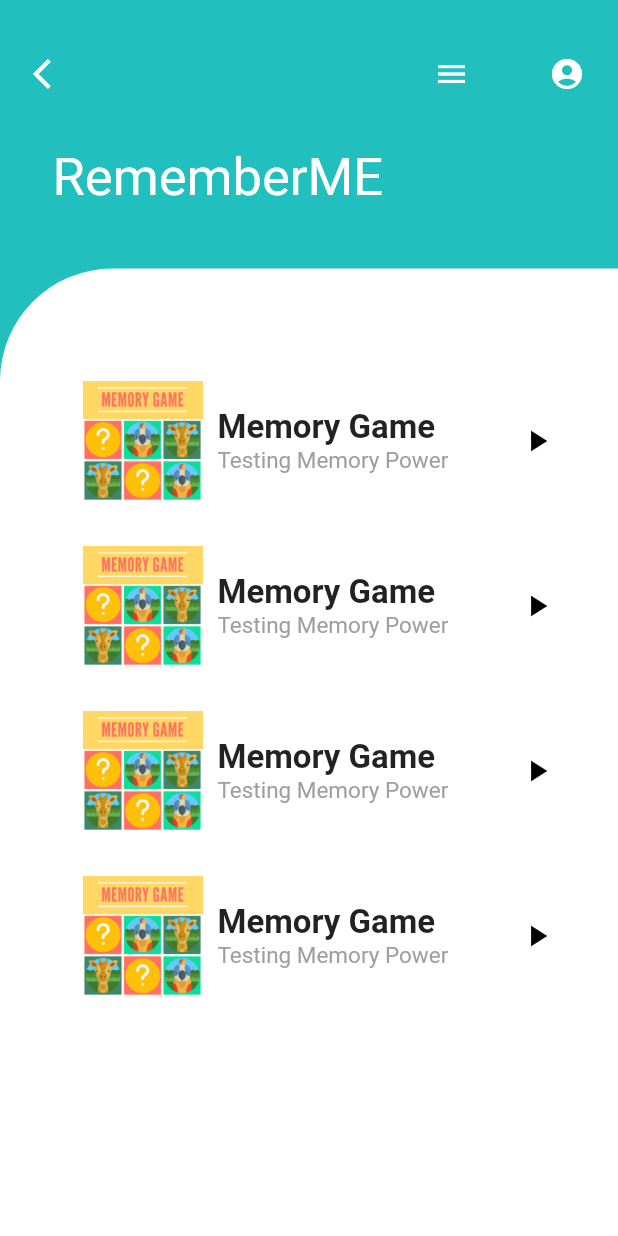
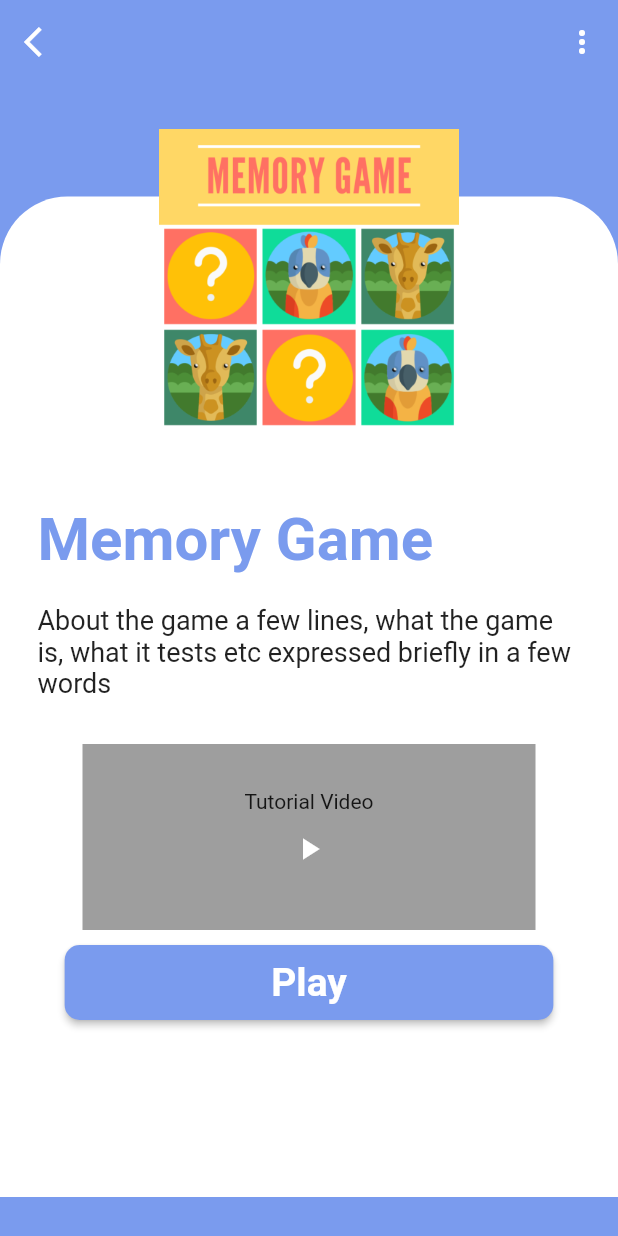
Before and after one commit to sonalsk/RememberME, a Flutter app: the screen it shows after launch, after a tap on "Memory Game", on a phone screen of 412 x 824 dp. Run offline on Flutter 3.47's test engine with Material 2 defaults, Android fonts, the phone set to English and light mode, and no system bars; our stand-ins replace google_fonts; Roboto replaces fonts that are missing (Acme, Signika).

Commit message:
Made game cards and details page

```diff
--- a/alzheimers_game/lib/games/memorygamehome.dart
+++ /dev/null
@@ -1,16 +0,0 @@
-import 'package:flutter/material.dart';
-
-
-class MemoryGameHome extends StatefulWidget {
-  @override
-  _MemoryGameHomeState createState() => _MemoryGameHomeState();
-}
-
-class _MemoryGameHomeState extends State<MemoryGameHome> {
-  @override
-  Widget build(BuildContext context) {
-    return Container(
-
-    );
-  }
-}
--- /dev/null
+++ b/alzheimers_game/lib/screens/home/gamescreen.dart
@@ -0,0 +1,154 @@
+import 'package:alzheimers_game/games/threeObjects.dart';
+import 'package:flutter/material.dart';
+import 'package:alzheimers_game/shared/constants.dart';
+import 'package:google_fonts/google_fonts.dart';
+
+class GameScreen extends StatefulWidget {
+  final heroTag;
+  final gameName;
+  final gameCategory;
+
+  GameScreen({this.heroTag, this.gameName, this.gameCategory});
+
+  @override
+  _GameScreenState createState() => _GameScreenState();
+}
+
+class _GameScreenState extends State<GameScreen> {
+  @override
+  Widget build(BuildContext context) {
+    double screenHeight = MediaQuery.of(context).size.height;
+    double screenWidth = MediaQuery.of(context).size.width;
+    return Scaffold(
+        backgroundColor: primaryBlue,
+        appBar: AppBar(
+          leading: IconButton(
+            onPressed: () {
+              Navigator.of(context).pop();
+            },
+            icon: Icon(Icons.arrow_back_ios),
+            color: white,
+          ),
+          backgroundColor: Colors.transparent,
+          elevation: 0.0,
+          // title:
+          // centerTitle: true,
+          actions: [
+            IconButton(
+              icon: Icon(Icons.more_vert),
+              onPressed: () {},
+              color: white,
+            )
+          ],
+        ),
+        body: ListView(children: [
+          Stack(children: [
+            Container(
+              height: screenHeight - 82.0,
+              width: screenWidth,
+              color: Colors.transparent,
+            ),
+            Positioned(
+              top: 75.0,
+              child: Container(
+                decoration: BoxDecoration(
+                  borderRadius: BorderRadius.only(
+                      topLeft: Radius.circular(45.0),
+                      topRight: Radius.circular(45.0)),
+                  color: white,
+                ),
+                height: screenHeight - 100.0,
+                width: screenWidth,
+              ),
+            ),
+            Positioned(
+                top: 30.0,
+                left: screenWidth / 2 - 100.0,
+                child: Hero(
+                  tag: widget.heroTag,
+                  child: Container(
+                    decoration: BoxDecoration(
+                      image: DecorationImage(
+                        image: AssetImage(widget.heroTag),
+                        fit: BoxFit.cover,
+                      ),
+                    ),
+                    height: 200.0,
+                    width: 200.0,
+                  ),
+                )),
+            Positioned(
+                top: 280.0,
+                left: 25.0,
+                right: 25.0,
+                child: Column(
+                  crossAxisAlignment: CrossAxisAlignment.start,
+                  children: [
+                    Text(widget.gameName,
+                        style: GoogleFonts.acme(
+                          fontSize: 40.0,
+                          color: primaryBlue,
+                          fontWeight: FontWeight.bold,
+                        )),
+                    SizedBox(height: 20.0),
+                    Text(
+                        'About the game a few lines, what the game is, what it tests etc expressed briefly in a few words',
+                        style: GoogleFonts.signika(fontSize: 18.0)),
+                    Padding(
+                        padding: EdgeInsets.all(30.0),
+                        child: Container(
+                            height: screenHeight - 700,
+                            color: grey,
+                            child: Column(
+                              mainAxisAlignment: MainAxisAlignment.center,
+                              children: [
+                                Text("Tutorial Video"),
+                                Center(
+                                  child: IconButton(
+                                    icon: Icon(Icons.play_arrow),
+                                    onPressed: () {},
+                                    color: white,
+                                  ),
+                                ),
+                              ],
+                            ))),
+
+                  ],
+                )),
+                Positioned(
+                  top: screenHeight - 250,
+                  right: 25.0,
+                  left: 25.0,
+                  child: Column(
+                    mainAxisAlignment: MainAxisAlignment.center,
+                    crossAxisAlignment: CrossAxisAlignment.center,
+                    children: [
+                      FractionallySizedBox(
+                        widthFactor: 0.9,
+                        child: RaisedButton(
+                            shape: RoundedRectangleBorder(
+                                borderRadius: BorderRadius.circular(10.0)),
+                            onPressed: () {
+                              Navigator.of(context).push(MaterialPageRoute(
+                                      builder: (context) => threeProducts()));
+                            },
+                            color: primaryBlue,
+                            splashColor: primaryTeal.withOpacity(0.7),
+                            elevation: 2.0,
+                            child: Padding(
+                              padding: const EdgeInsets.all(10.0),
+                              child: Text("Play",
+                                  style: GoogleFonts.signika(
+                                    fontSize: 26.0,
+                                    fontWeight: FontWeight.bold,
+                                    color: white,
+                                  )),
+                            )),
+                      ),
+                    ],
+                  ),
+                )
+          ])
+        ]));
+  }
+}
--- a/alzheimers_game/lib/screens/home/home.dart
+++ b/alzheimers_game/lib/screens/home/home.dart
@@ -1,7 +1,8 @@
+import 'package:alzheimers_game/games/threeObjects.dart';
+import 'package:alzheimers_game/screens/home/gamescreen.dart';
 import 'package:flutter/material.dart';
 import 'package:google_fonts/google_fonts.dart';
 import 'package:alzheimers_game/shared/constants.dart';
-
 
 class Home extends StatefulWidget {
   @override
@@ -11,9 +12,10 @@ class Home extends StatefulWidget {
 class _HomeState extends State<Home> {
   @override
   Widget build(BuildContext context) {
-    var screenHeight = MediaQuery.of(context).size.height;
+    double screenWidth = MediaQuery.of(context).size.width;
+    double screenHeight = MediaQuery.of(context).size.height;
     return Scaffold(
-        backgroundColor: primaryColor,
+        backgroundColor: primaryTeal,
         body: ListView(children: <Widget>[
           Padding(
               padding: EdgeInsets.only(top: 25.0, left: 10.0, right: 10.0),
@@ -61,7 +63,9 @@ class _HomeState extends State<Home> {
               height: screenHeight - 175.0,
               decoration: BoxDecoration(
                 color: white,
-                borderRadius: BorderRadius.only(topLeft: Radius.circular(75.0)),
+                borderRadius: BorderRadius.only(
+                    topLeft: Radius.circular(75.0),
+                    topRight: Radius.circular(75.0)),
               ),
               child: ListView(
                 primary: false,
@@ -75,11 +79,17 @@ class _HomeState extends State<Home> {
                     child: Container(
                         height: screenHeight - 300,
                         child: ListView(
+                          scrollDirection: Axis.vertical,
                           children: [
-                            _buildListTile('assets/memory-game.png', 'Memory Game', 'Testing Memory Power'),
-                            _buildListTile('assets/memory-game.png', 'Memory Game', 'Testing Memory Power'),
-                            _buildListTile('assets/memory-game.png', 'Memory Game', 'Testing Memory Power'),
-                            _buildListTile('assets/memory-game.png', 'Memory Game', 'Testing Memory Power')],
+                            _buildGameCard('assets/memory-game.png',
+                                'Memory Game', 'Testing Memory Power'),
+                            _buildGameCard('assets/gtc.png', 'Match Color',
+                                'Testing Memory Power'),
+                            _buildGameCard('assets/ttt.png', 'Tic Tac Toe',
+                                'Testing Memory Power'),
+                            _buildGameCard('assets/snake-game.png',
+                                'Snake Game', 'Testing Memory Power')
+                          ],
                         )),
                   )
                 ],
@@ -87,56 +97,83 @@ class _HomeState extends State<Home> {
         ]));
   }
 
-  Widget _buildListTile(String imgPath, String gameName, String category) {
+  Widget _buildGameCard(String imgPath, String gameName, String gameCategory) {
     return Padding(
-    padding: EdgeInsets.only(left: 30.0, right: 10.0, top: 30.0),
+        padding:
+            EdgeInsets.only(left: 20.0, right: 20.0, top: 20.0, bottom: 10.0),
         child: InkWell(
-      onTap: () {},
-      child: Row(
-        mainAxisAlignment: MainAxisAlignment.spaceBetween,
+          onTap: () {
+            Navigator.of(context).push(MaterialPageRoute(
+                builder: (context) => GameScreen(
+                    heroTag: imgPath,
+                    gameName: gameName,
+                    gameCategory: gameCategory)));
+          },
+          child: Card(
+              color: primaryTeal,
+              //margin: EdgeInsetsGeometry.infinity,
+              shape: RoundedRectangleBorder(
+                  borderRadius: BorderRadius.circular(17.0)),
+              shadowColor: grey,
+              elevation: 5.0,
+              child: Padding(
+                padding: EdgeInsets.all(20.0),
+                child: Column(
+                    //mainAxisAlignment: MainAxisAlignment.spaceBetween,
                     children: [
-          Container(
-            child: Row(
-            children: [
-              Hero(
+                      Padding(
+                        padding: const EdgeInsets.only(
+                            top: 20.0, bottom: 20.0, right: 10.0, left: 10.0),
+                        child: Hero(
                             tag: imgPath,
                             child: Image(
                               image: AssetImage(imgPath),
                               fit: BoxFit.cover,
-                  height: 80.0,
-                  width: 80.0,
-                )
+                            )),
                       ),
                       SizedBox(width: 10.0),
                       Column(
-                crossAxisAlignment: CrossAxisAlignment.start,
+                        crossAxisAlignment: CrossAxisAlignment.center,
                         children: [
-                  Text(
-                    gameName,
+                          Padding(
+                            padding: const EdgeInsets.all(8.0),
+                            child: Text(gameName,
                                 style: GoogleFonts.signika(
-                      fontSize: 22.0,
-                      fontWeight: FontWeight.bold
-                    )
+                                    fontSize: 35.0,
+                                    color: white,
+                                    fontWeight: FontWeight.bold)),
                           ),
-                  SizedBox(width: 5.0),
-                  Text(
-                    category,
+                          Padding(
+                            padding: const EdgeInsets.only(bottom: 15.0),
+                            child: Text(gameCategory,
                                 style: GoogleFonts.signika(
-                      fontSize: 15.0,
-                      color: grey,
-                    )
+                                  fontSize: 18.0,
+                                  color: white,
+                                )),
+                          ),
+                          FractionallySizedBox(
+                            widthFactor: 0.7,
+                            child: RaisedButton(
+                                shape: RoundedRectangleBorder(
+                                    borderRadius: BorderRadius.circular(10.0)),
+                                onPressed: () {
+                                  Navigator.of(context).push(MaterialPageRoute(
+                                      builder: (context) => threeProducts()));
+                                },
+                                color: white,
+                                splashColor: primaryTeal.withOpacity(0.7),
+                                elevation: 2.0,
+                                child: Text("Play",
+                                    style: GoogleFonts.signika(
+                                      fontSize: 20.0,
+                                      fontWeight: FontWeight.bold,
+                                      color: primaryTeal,
+                                    ))),
                           ),
                         ],
                       ),
-            ]
+                    ]),
               )),
-          IconButton(
-            icon: Icon(Icons.play_arrow),
-            color: black,
-            onPressed: () {}),
-        ],
-      )
-    )
-  );
+        ));
   }
 }
--- a/alzheimers_game/lib/shared/constants.dart
+++ b/alzheimers_game/lib/shared/constants.dart
@@ -1,6 +1,7 @@
 import 'package:flutter/material.dart';
 
-const primaryColor = Color(0xFF21BFBD);
+const primaryTeal = Color(0xFF21BFBD);
+const primaryBlue = Color(0xFF7A9BEE);
 const white = Colors.white;
 const grey = Colors.grey;
 const black = Colors.black;
--- a/alzheimers_game/pubspec.yaml
+++ b/alzheimers_game/pubspec.yaml
@@ -48,8 +48,7 @@ flutter:
   # To add assets to your application, add an assets section, like this:
   assets:
     - assets/
-    - assets/pic.png
-    - assets/tgate.png
+
   #   - images/a_dot_ham.jpeg
 
   # An image asset can refer to one or more resolution-specific "variants", see
```
Also changed, not shown: alzheimers_game/rough.dart (added, +51 -0 lines), alzheimers_game/assets/gtc.png (added), alzheimers_game/assets/snake-game.png (added), alzheimers_game/assets/ttt.png (added). Lines whose indentation alone changed are shown as unchanged.
